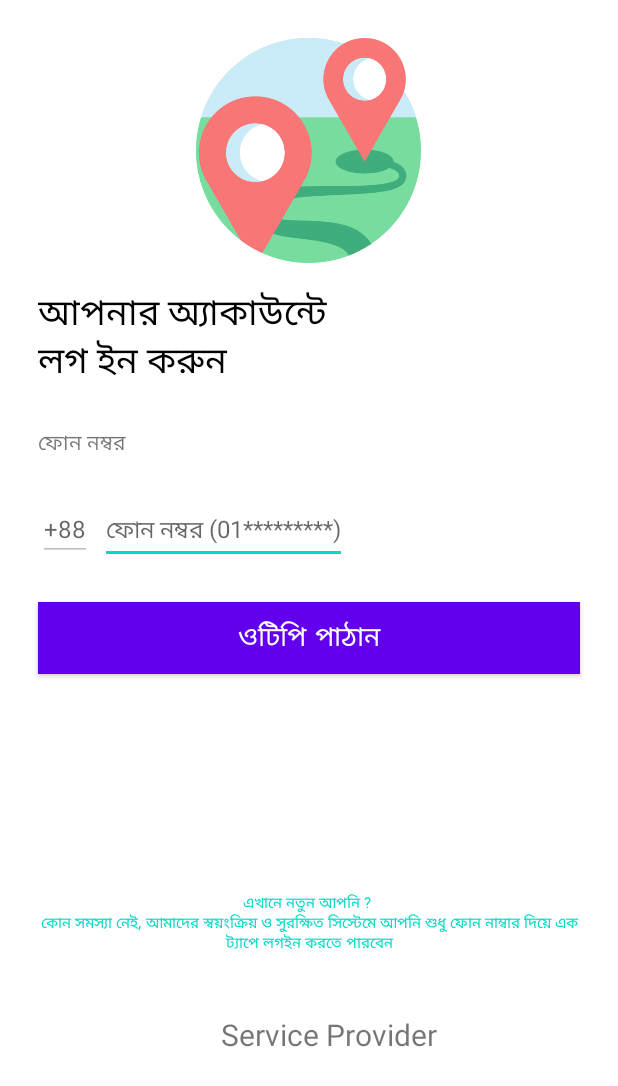
After one commit to Jabiullah/ShohozThikana, an Android app: the layout activity_login_page.xml on its own in the app's theme, with its tools: preview values and no code run, on a phone screen of 412 x 824 dp. The commit adds this screen. Shown: the top 1086 px of the screen. Run offline under Robolectric (Android 15) with nearby library versions, the phone set to English and light mode, and no system bars.

Commit message:
Loading and Login page has added for Service Provider

```diff
--- a/app/src/main/java/com/example/bashakoi/MainActivity.java
+++ b/app/src/main/java/com/example/bashakoi/MainActivity.java
@@ -52,6 +52,8 @@ public class MainActivity extends AppCompatActivity {
             public void run() {
                 //start the next page 3 second delay
                 //here you can add next page easily.
+                startActivity(new Intent(MainActivity.this, activity_login_page.class));
+
             }
         },3000);
     }
--- /dev/null
+++ b/app/src/main/res/layout/activity_login_page.xml
@@ -0,0 +1,110 @@
+<?xml version="1.0" encoding="utf-8"?>
+<RelativeLayout xmlns:android="http://schemas.android.com/apk/res/android"
+    xmlns:app="http://schemas.android.com/apk/res-auto"
+    xmlns:tools="http://schemas.android.com/tools"
+    android:layout_width="match_parent"
+    android:layout_height="match_parent"
+    tools:context=".activity_login_page">
+    <ImageView
+        android:id="@+id/logo"
+        android:layout_width="150dp"
+        android:layout_height="150dp"
+        android:layout_alignParentTop="true"
+        android:layout_centerHorizontal="true"
+        android:layout_marginTop="25dp"
+        android:alpha="0.8"
+        android:src="@drawable/basha_koi" />
+
+    <TextView
+        android:id="@+id/ltext1"
+        android:layout_width="wrap_content"
+        android:layout_height="wrap_content"
+        android:layout_below="@+id/logo"
+        android:layout_gravity="left|center_horizontal|center_vertical"
+        android:layout_marginLeft="25sp"
+        android:layout_marginTop="15sp"
+        android:gravity="left"
+        android:text="@string/login1"
+        android:textColor="@color/black"
+        android:textSize="24sp" />
+
+    <TextView
+        android:id="@+id/ltext2"
+        android:layout_width="match_parent"
+        android:layout_height="wrap_content"
+        android:layout_below="@+id/ltext1"
+        android:layout_marginLeft="25sp"
+        android:layout_marginTop="26dp"
+        android:layout_marginBottom="25dp"
+        android:gravity="left"
+        android:text="@string/login2"
+        android:textSize="14sp" />
+
+    <EditText
+        android:id="@+id/ltext3"
+        android:layout_width="wrap_content"
+        android:layout_height="wrap_content"
+        android:layout_below="@+id/ltext2"
+        android:layout_marginLeft="25sp"
+        android:layout_marginRight="5sp"
+        android:enabled="false"
+        android:hint="@string/login3"
+        android:textSize="16sp" />
+
+    <EditText
+        android:id="@+id/ltext4"
+        android:layout_width="wrap_content"
+        android:layout_height="wrap_content"
+        android:layout_below="@+id/ltext2"
+        android:layout_toRightOf="@+id/ltext3"
+        android:hint="@string/login6"
+        android:inputType="number"
+        android:maxLines="1"
+        android:textSize="16sp" />
+    <Button
+        android:id="@+id/btn_login"
+        android:layout_width="match_parent"
+        android:layout_height="wrap_content"
+        android:layout_below="@+id/ltext4"
+        android:layout_marginLeft="25sp"
+        android:layout_marginTop="25sp"
+        android:layout_marginRight="25sp"
+        android:text="@string/login4"
+        android:textSize="18sp"
+        android:textColor="@color/white"
+        android:background="@color/teal_200"
+        />
+
+    <TextView
+        android:id="@+id/information_for_start"
+        android:layout_width="match_parent"
+        android:layout_height="wrap_content"
+        android:layout_below="@+id/btn_login"
+        android:layout_marginLeft="25sp"
+        android:layout_marginTop="145sp"
+        android:layout_marginRight="25sp"
+        android:text="@string/login5"
+        android:textAlignment="center"
+        android:textColor="@color/teal_200"
+        android:textSize="10sp" />
+    <TextView
+        android:layout_width="match_parent"
+        android:layout_height="wrap_content"
+        android:layout_below="@+id/information_for_start"
+        android:layout_marginLeft="25sp"
+        android:layout_marginTop="40dp"
+        android:layout_marginBottom="25dp"
+        android:gravity="center"
+        android:text="Service Provider"
+        android:textSize="20sp" />
+
+    <ProgressBar
+        android:visibility="gone"
+        android:id="@+id/progressBar"
+        android:layout_width="wrap_content"
+        android:layout_height="wrap_content"
+        android:layout_centerHorizontal="true"
+        android:layout_below="@+id/btn_login"
+        android:layout_centerVertical="true" />
+
+</RelativeLayout>
--- a/app/src/main/res/values/strings.xml
+++ b/app/src/main/res/values/strings.xml
@@ -1,3 +1,9 @@
 <resources>
     <string name="app_name">বাসা কই</string>
+    <string name="login1">আপনার অ্যাকাউন্টে \nলগ ইন করুন</string>
+    <string name="login2">ফোন নম্বর </string>
+    <string name="login3">+88 </string>
+    <string name="login4">ওটিপি পাঠান</string>
+    <string name="login5">এখানে নতুন আপনি ?  \nকোন সমস্যা নেই, আমাদের স্বয়ংক্রিয় ও সুরক্ষিত সিস্টেমে আপনি শুধু ফোন নাম্বার দিয়ে এক ট্যাপে লগইন করতে পারবেন</string>
+    <string name="login6">ফোন নম্বর (01*********)</string>
 </resources>
```
Also changed, not shown: app/build.gradle (+8 -0 lines), app/src/main/AndroidManifest.xml (+15 -0 lines), app/src/main/java/com/example/bashakoi/activity_login_page.java (added, +135 -0 lines), app/src/main/java/com/example/bashakoi/otpPage.java (added, +14 -0 lines), app/src/main/res/layout/activity_otp_page.xml (added, +17 -0 lines), build.gradle (+7 -3 lines), gradle/wrapper/gradle-wrapper.properties, 1 other file.
